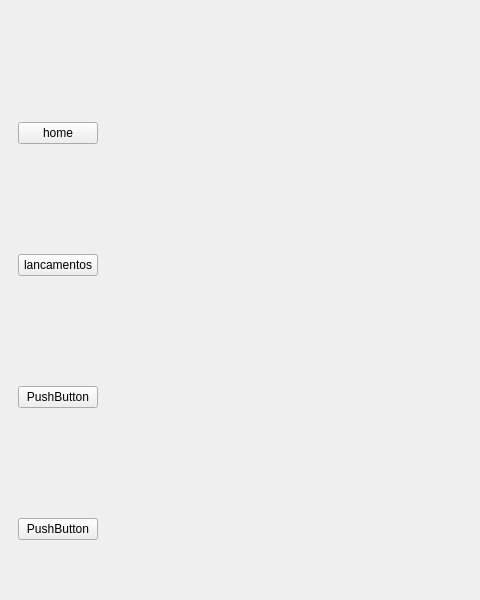
Before: the Qt Designer form MeuCentavoApp/Designer/FormsDashboard/formMainDashboard.ui in bee0ne1/MeuCentavo, drawn with Qt 5; both pictures show x 0 to 480 and y 0 to 600 of the 874 by 688 pixel window.
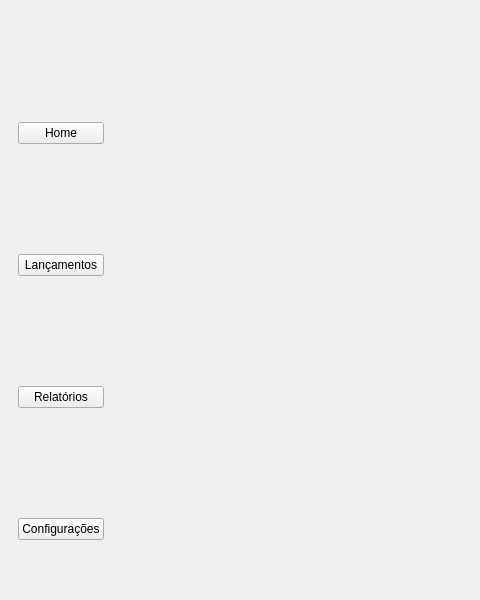
After: the same form once the commit is applied.

Commit message: tela home + tela lancamentos

Patch:
```diff
--- a/MeuCentavoApp/Designer/FormsDashboard/formMainDashboard.ui
+++ b/MeuCentavoApp/Designer/FormsDashboard/formMainDashboard.ui
@@ -25,28 +25,28 @@
            <item>
             <widget class="QPushButton" name="buttonHome">
              <property name="text">
-              <string>home</string>
-             </property>
-            </widget>
-           </item>
-           <item>
-            <widget class="QPushButton" name="buttonRelatorios">
-             <property name="text">
-              <string>lancamentos</string>
+              <string>Home</string>
              </property>
             </widget>
            </item>
            <item>
             <widget class="QPushButton" name="buttonLancamentos">
              <property name="text">
-              <string>PushButton</string>
+              <string>Lançamentos</string>
+             </property>
+            </widget>
+           </item>
+           <item>
+            <widget class="QPushButton" name="buttonRelatorios">
+             <property name="text">
+              <string>Relatórios</string>
              </property>
             </widget>
            </item>
            <item>
             <widget class="QPushButton" name="buttonConfiguracoes">
              <property name="text">
-              <string>PushButton</string>
+              <string>Configurações</string>
              </property>
             </widget>
            </item>
```
The commit also changes 44 other files.
